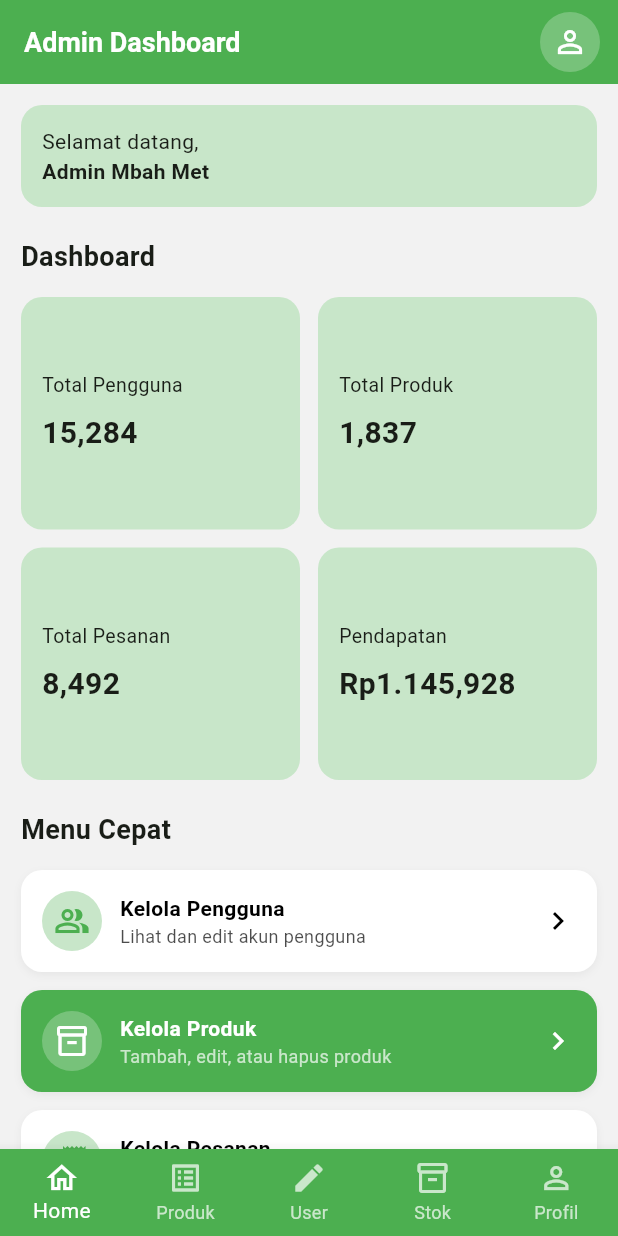
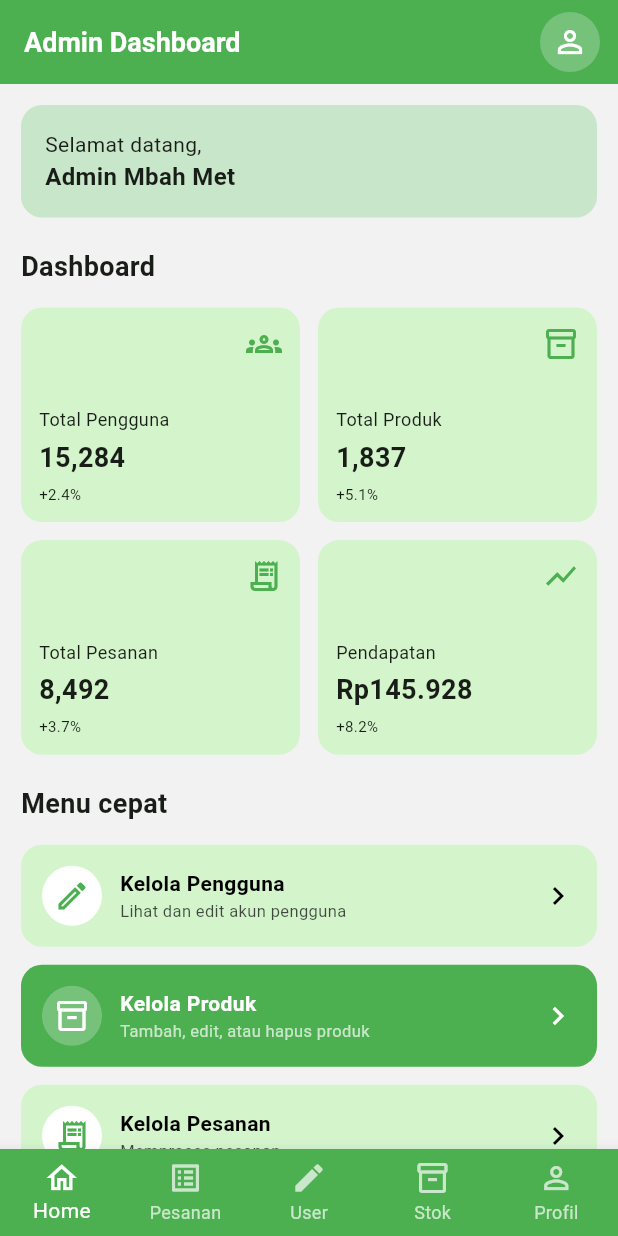
Before and after one commit to devadwikumara-sudo/flutter_application_mbahmeth, a Flutter app: the AdminDashboard screen opened directly, on a phone screen of 412 x 824 dp. Run offline on Flutter 3.47's test engine with Material 3 defaults, Android fonts, the phone set to English and light mode, and no system bars.

Commit message:
navbar baru

```diff
--- a/lib/admin/dashboard.dart
+++ b/lib/admin/dashboard.dart
@@ -1,9 +1,27 @@
 import 'package:flutter/material.dart';
-// Import file-file terkait sesuai struktur folder di gambar
 import 'users_semua.dart';
-// Sesuaikan baris di bawah ini dengan nama file halaman produk Anda
-// import 'admin/admin_crud/presentation/pages/product_list_page.dart';
+import 'package:flutter_application_mbahmeth/admin/admin_crud/presentation/pages/product_list_page.dart';
 
+// ===== TAMBAHAN (HALAMAN DUMMY, GANTI SESUAI PUNYA KAMU) =====
+class PesananPage extends StatelessWidget {
+  const PesananPage({super.key});
+
+  @override
+  Widget build(BuildContext context) {
+    return const Center(child: Text("Halaman Pesanan"));
+  }
+}
+
+class ProfilAdmin extends StatelessWidget {
+  const ProfilAdmin({super.key});
+
+  @override
+  Widget build(BuildContext context) {
+    return const Center(child: Text("Halaman Profil"));
+  }
+}
+
+// ================= MAIN =================
 void main() {
   runApp(const MyApp());
 }
@@ -13,22 +31,72 @@ class MyApp extends StatelessWidget {
 
   @override
   Widget build(BuildContext context) {
-    return MaterialApp(
+    return const MaterialApp(
       debugShowCheckedModeBanner: false,
-      home: const AdminDashboard(),
+      home: AdminDashboard(),
     );
   }
 }
 
-class AdminDashboard extends StatelessWidget {
+// ================= DASHBOARD =================
+class AdminDashboard extends StatefulWidget {
   const AdminDashboard({super.key});
+
+  @override
+  State<AdminDashboard> createState() => _AdminDashboardState();
+}
+
+class _AdminDashboardState extends State<AdminDashboard> {
+  int currentIndex = 0;
+
+  // LIST HALAMAN
+  late final List<Widget> pages = [
+    _homePage(),
+    const PesananPage(),
+    const UsersSemua(),
+    const ProductListPage(),
+    const ProfilAdmin(),
+  ];
 
   @override
   Widget build(BuildContext context) {
     return Scaffold(
+      // ===== BODY DIGANTI INDEXEDSTACK =====
+      body: IndexedStack(
+        index: currentIndex,
+        children: pages,
+      ),
+
+      // ===== NAVBAR =====
+      bottomNavigationBar: BottomNavigationBar(
+        currentIndex: currentIndex,
+        selectedItemColor: Colors.white,
+        unselectedItemColor: Colors.white70,
+        backgroundColor: Colors.green,
+        type: BottomNavigationBarType.fixed,
+        onTap: (index) {
+          setState(() {
+            currentIndex = index;
+          });
+        },
+        items: const [
+          BottomNavigationBarItem(icon: Icon(Icons.home_outlined), label: "Home"),
+          BottomNavigationBarItem(icon: Icon(Icons.list_alt), label: "Pesanan"),
+          BottomNavigationBarItem(icon: Icon(Icons.edit), label: "User"),
+          BottomNavigationBarItem(icon: Icon(Icons.inventory_2_outlined), label: "Stok"),
+          BottomNavigationBarItem(icon: Icon(Icons.person_outline), label: "Profil"),
+        ],
+      ),
+    );
+  }
+
+  // ================= HOME PAGE =================
+  Widget _homePage() {
+    return Scaffold(
       backgroundColor: const Color(0xFFF2F2F2),
       appBar: AppBar(
         backgroundColor: Colors.green,
+        elevation: 0,
         title: const Text(
           "Admin Dashboard",
           style: TextStyle(fontSize: 18, fontWeight: FontWeight.bold, color: Colors.white),
@@ -48,10 +116,10 @@ class AdminDashboard extends StatelessWidget {
         child: Column(
           crossAxisAlignment: CrossAxisAlignment.start,
           children: [
-            // Banner Selamat Datang
+            // Banner
             Container(
               width: double.infinity,
-              padding: const EdgeInsets.all(14),
+              padding: const EdgeInsets.all(16),
               decoration: BoxDecoration(
                 color: Colors.green.shade100,
                 borderRadius: BorderRadius.circular(14),
@@ -62,7 +130,7 @@ class AdminDashboard extends StatelessWidget {
                   children: [
                     TextSpan(
                       text: "Admin Mbah Met",
-                      style: TextStyle(fontWeight: FontWeight.bold),
+                      style: TextStyle(fontWeight: FontWeight.bold, fontSize: 16),
                     )
                   ],
                 ),
@@ -70,171 +138,110 @@ class AdminDashboard extends StatelessWidget {
             ),
 
             const SizedBox(height: 20),
-            const Text(
-              "Dashboard",
-              style: TextStyle(fontSize: 18, fontWeight: FontWeight.bold),
-            ),
+            const Text("Dashboard", style: TextStyle(fontSize: 18, fontWeight: FontWeight.bold)),
             const SizedBox(height: 14),
 
-            // Grid Info Statis
+            // GRID
             GridView.count(
               crossAxisCount: 2,
               shrinkWrap: true,
               crossAxisSpacing: 12,
               mainAxisSpacing: 12,
               physics: const NeverScrollableScrollPhysics(),
-              childAspectRatio: 1.2,
+              childAspectRatio: 1.3,
               children: const [
-                InfoCard("Total Pengguna", "15,284"),
-                InfoCard("Total Produk", "1,837"),
-                InfoCard("Total Pesanan", "8,492"),
-                InfoCard("Pendapatan", "Rp1.145,928"),
+                InfoCard("Total Pengguna", "15,284", Icons.groups_outlined, "+2.4%"),
+                InfoCard("Total Produk", "1,837", Icons.inventory_2_outlined, "+5.1%"),
+                InfoCard("Total Pesanan", "8,492", Icons.receipt_long_outlined, "+3.7%"),
+                InfoCard("Pendapatan", "Rp145.928", Icons.show_chart, "+8.2%"),
               ],
             ),
 
             const SizedBox(height: 20),
-            const Text(
-              "Menu Cepat",
-              style: TextStyle(fontSize: 18, fontWeight: FontWeight.bold),
-            ),
+            const Text("Menu cepat", style: TextStyle(fontSize: 18, fontWeight: FontWeight.bold)),
             const SizedBox(height: 14),
 
-            // Tombol Kelola Pengguna
-            InkWell(
-              onTap: () {
-                Navigator.push(
-                  context,
-                  MaterialPageRoute(builder: (context) => const UsersSemua()),
-                );
-              },
-              child: const MenuCard(
+            const MenuCard(
               title: "Kelola Pengguna",
               subtitle: "Lihat dan edit akun pengguna",
-                icon: Icons.people_alt_outlined,
-                color: Colors.white,
-              ),
+              icon: Icons.edit_outlined,
+              color: Color(0xFFD4F5CC),
+              iconBgColor: Colors.white,
             ),
 
             const SizedBox(height: 12),
 
-            // Tombol Kelola Produk (Menyambung ke admin_crud)
-            InkWell(
-              onTap: () {
-                // Ganti 'ProductListPage' dengan nama class di folder admin_crud Anda
-                // Navigator.push(context, MaterialPageRoute(builder: (context) => const ProductListPage()));
-                print("Navigasi ke admin_crud");
-              },
-              child: const MenuCard(
+            const MenuCard(
               title: "Kelola Produk",
               subtitle: "Tambah, edit, atau hapus produk",
               icon: Icons.inventory_2_outlined,
               color: Colors.green,
               textWhite: true,
-              ),
+              iconBgColor: Colors.white24,
             ),
 
             const SizedBox(height: 12),
 
-            // Tombol Kelola Pesanan
             const MenuCard(
               title: "Kelola Pesanan",
-              subtitle: "Memproses pesanan pelanggan",
+              subtitle: "Memproses pesanan",
               icon: Icons.receipt_long_outlined,
-              color: Colors.white,
+              color: Color(0xFFD4F5CC),
+              iconBgColor: Colors.white,
             ),
 
-            const SizedBox(height: 12),
-
-            // Umpan Balik
-            Container(
-              width: double.infinity,
-              padding: const EdgeInsets.all(16),
-              decoration: BoxDecoration(
-                color: Colors.green,
-                borderRadius: BorderRadius.circular(14),
-              ),
-              child: Row(
-                mainAxisAlignment: MainAxisAlignment.spaceBetween,
-                children: const [
-                  Text(
-                    "Umpan Balik Pelanggan",
-                    style: TextStyle(color: Colors.white, fontWeight: FontWeight.bold),
-                  ),
-                  CircleAvatar(
-                    radius: 14,
-                    backgroundColor: Colors.white24,
-                    child: Text("3", style: TextStyle(color: Colors.white)),
-                  )
+            const SizedBox(height: 20),
           ],
         ),
       ),
+    );
+  }
+}
+
+// ================= WIDGET =================
+class InfoCard extends StatelessWidget {
+  final String title, value, percentage;
+  final IconData icon;
+
+  const InfoCard(this.title, this.value, this.icon, this.percentage, {super.key});
+
+  @override
+  Widget build(BuildContext context) {
+    return Container(
+      padding: const EdgeInsets.all(12),
+      decoration: BoxDecoration(
+        color: const Color(0xFFD4F5CC),
+        borderRadius: BorderRadius.circular(14),
+      ),
+      child: Stack(
+        children: [
+          Positioned(
+            right: 0,
+            top: 0,
+            child: Icon(icon, color: Colors.green, size: 24),
+          ),
+          Column(
+            crossAxisAlignment: CrossAxisAlignment.start,
+            mainAxisAlignment: MainAxisAlignment.end,
+            children: [
+              Text(title, style: const TextStyle(fontSize: 12)),
+              const SizedBox(height: 4),
+              Text(value, style: const TextStyle(fontSize: 18, fontWeight: FontWeight.bold)),
+              const SizedBox(height: 4),
+              Text(percentage, style: const TextStyle(fontSize: 10)),
             ],
           ),
-      ),
-
-      // ===== NAVBAR DENGAN LOGIKA NAVIGASI =====
-      bottomNavigationBar: BottomNavigationBar(
-        currentIndex: 0,
-        selectedItemColor: Colors.white,
-        unselectedItemColor: Colors.white70,
-        backgroundColor: Colors.green,
-        type: BottomNavigationBarType.fixed,
-        onTap: (index) {
-          if (index == 1) {
-            // Ikon kedua: Ke Produk (admin_crud)
-            print("Navigasi ke Produk List");
-            // Navigator.push(context, MaterialPageRoute(builder: (context) => const ProductListPage()));
-          } else if (index == 2) {
-            // Ikon ketiga: Ke User
-            Navigator.push(
-              context,
-              MaterialPageRoute(builder: (context) => const UsersSemua()),
-            );
-          }
-        },
-        items: const [
-          BottomNavigationBarItem(icon: Icon(Icons.home_outlined), label: "Home"),
-          BottomNavigationBarItem(icon: Icon(Icons.list_alt), label: "Produk"),
-          BottomNavigationBarItem(icon: Icon(Icons.edit), label: "User"),
-          BottomNavigationBarItem(icon: Icon(Icons.inventory_2_outlined), label: "Stok"),
-          BottomNavigationBarItem(icon: Icon(Icons.person_outline), label: "Profil"),
         ],
       ),
     );
   }
 }
 
-// Komponen Card Kecil
-class InfoCard extends StatelessWidget {
-  final String title, value;
-  const InfoCard(this.title, this.value, {super.key});
-
-  @override
-  Widget build(BuildContext context) {
-    return Container(
-      padding: const EdgeInsets.all(14),
-      decoration: BoxDecoration(
-        color: Colors.green.shade100,
-        borderRadius: BorderRadius.circular(14),
-      ),
-      child: Column(
-        crossAxisAlignment: CrossAxisAlignment.start,
-        mainAxisAlignment: MainAxisAlignment.center,
-        children: [
-          Text(title, style: const TextStyle(fontSize: 13)),
-          const SizedBox(height: 8),
-          Text(value, style: const TextStyle(fontSize: 20, fontWeight: FontWeight.bold)),
-        ],
-      ),
-    );
-  }
-}
-
-// Komponen Menu List
 class MenuCard extends StatelessWidget {
   final String title, subtitle;
   final IconData icon;
   final Color color;
+  final Color iconBgColor;
   final bool textWhite;
 
   const MenuCard({
@@ -243,25 +250,24 @@ class MenuCard extends StatelessWidget {
     required this.subtitle,
     required this.icon,
     required this.color,
+    required this.iconBgColor,
     this.textWhite = false,
   });
 
   @override
   Widget build(BuildContext context) {
     final textColor = textWhite ? Colors.white : Colors.black;
+
     return Container(
       padding: const EdgeInsets.all(14),
       decoration: BoxDecoration(
         color: color,
         borderRadius: BorderRadius.circular(14),
-        boxShadow: [
-          BoxShadow(color: Colors.black.withOpacity(0.05), blurRadius: 4, offset: const Offset(0, 2))
-        ],
       ),
       child: Row(
         children: [
           CircleAvatar(
-            backgroundColor: textWhite ? Colors.white24 : Colors.green.shade100,
+            backgroundColor: iconBgColor,
             child: Icon(icon, color: textWhite ? Colors.white : Colors.green),
           ),
           const SizedBox(width: 12),
@@ -270,7 +276,7 @@ class MenuCard extends StatelessWidget {
               crossAxisAlignment: CrossAxisAlignment.start,
               children: [
                 Text(title, style: TextStyle(color: textColor, fontWeight: FontWeight.bold)),
-                Text(subtitle, style: TextStyle(color: textColor.withOpacity(0.7), fontSize: 12)),
+                Text(subtitle, style: TextStyle(color: textColor.withOpacity(0.7), fontSize: 11)),
               ],
             ),
           ),
```
Also changed, not shown: lib/admin/profil_admin.dart (added, +177 -0 lines), lib/admin/users_semua.dart (+28 -105 lines). Lines whose indentation alone changed are shown as unchanged.
